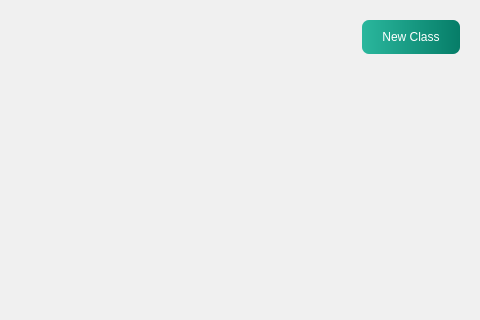
The window that ui/QTFiles/classesTeacher.ui (fizzycoding/Attendance-Management-System--College) describes before a commit, drawn with Qt 5; both pictures show x 362 to 842 and y 0 to 320 of the 842 by 559 pixel window.
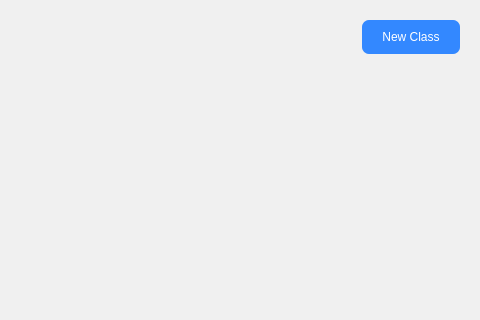
The same window after the commit. Icons and pictures are not drawn.

What changed in the file:
```diff
--- a/ui/QTFiles/classesTeacher.ui
+++ b/ui/QTFiles/classesTeacher.ui
@@ -67,10 +67,10 @@
         </property>
         <property name="styleSheet">
          <string notr="true">color: #fff;
-background : qlineargradient(spread:pad, x1:0, y1:0, x2:1, y2:0, stop:0 rgb(42, 183, 157), stop:1 #067d68);;
+background : #3388FF;
 border: none;
 padding: 10px 20px;
-font: 800 14px &quot;Segoe UI&quot;;
+font: 600 14px &quot;Segoe UI&quot;;
 border-radius: 7px</string>
         </property>
         <property name="text">
```
Left out of the diff: 2 changed lines with no effect on the pictures.
